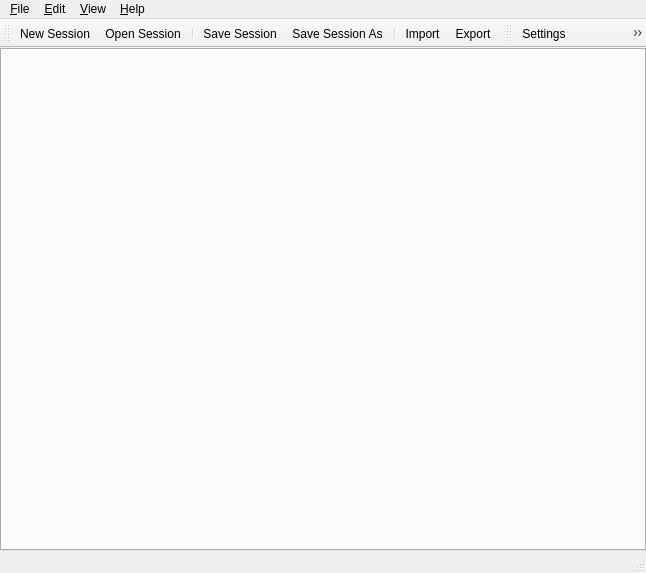
This is profit/widgets/ui_profitdevice.ui in hpsilva/profitpy as Qt 5 draws it before an edit. The edited form follows.
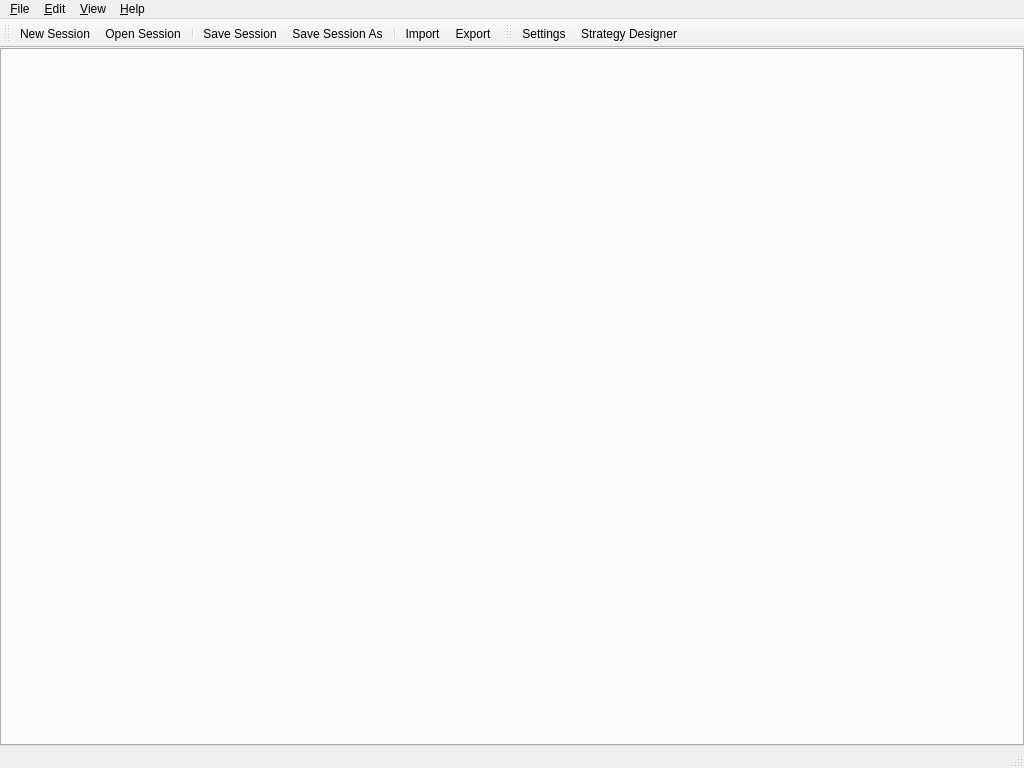
This is the edited form. Icons and pictures are not drawn. Custom widgets are drawn as their Qt base class.

```diff
--- a/profit/widgets/ui_profitdevice.ui
+++ b/profit/widgets/ui_profitdevice.ui
@@ -5,8 +5,8 @@
    <rect>
     <x>0</x>
     <y>0</y>
-    <width>646</width>
-    <height>573</height>
+    <width>1024</width>
+    <height>768</height>
    </rect>
   </property>
   <widget class="QWidget" name="centralwidget" >
@@ -27,7 +27,7 @@
     <rect>
      <x>0</x>
      <y>0</y>
-     <width>646</width>
+     <width>1024</width>
      <height>28</height>
     </rect>
    </property>
```
